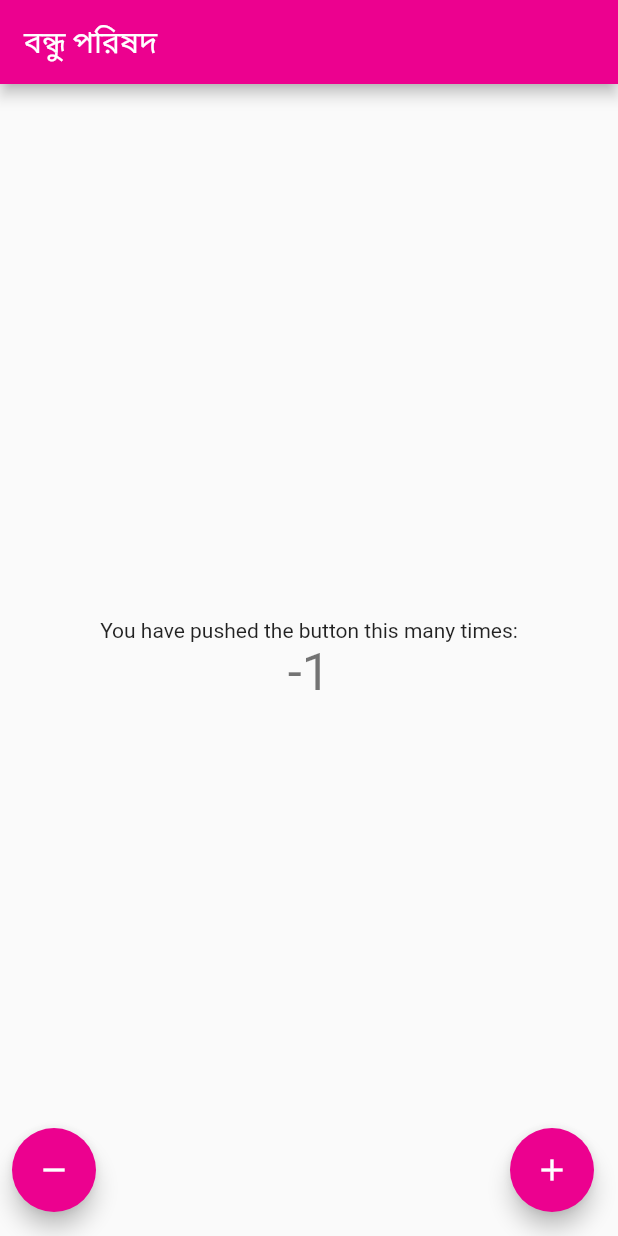
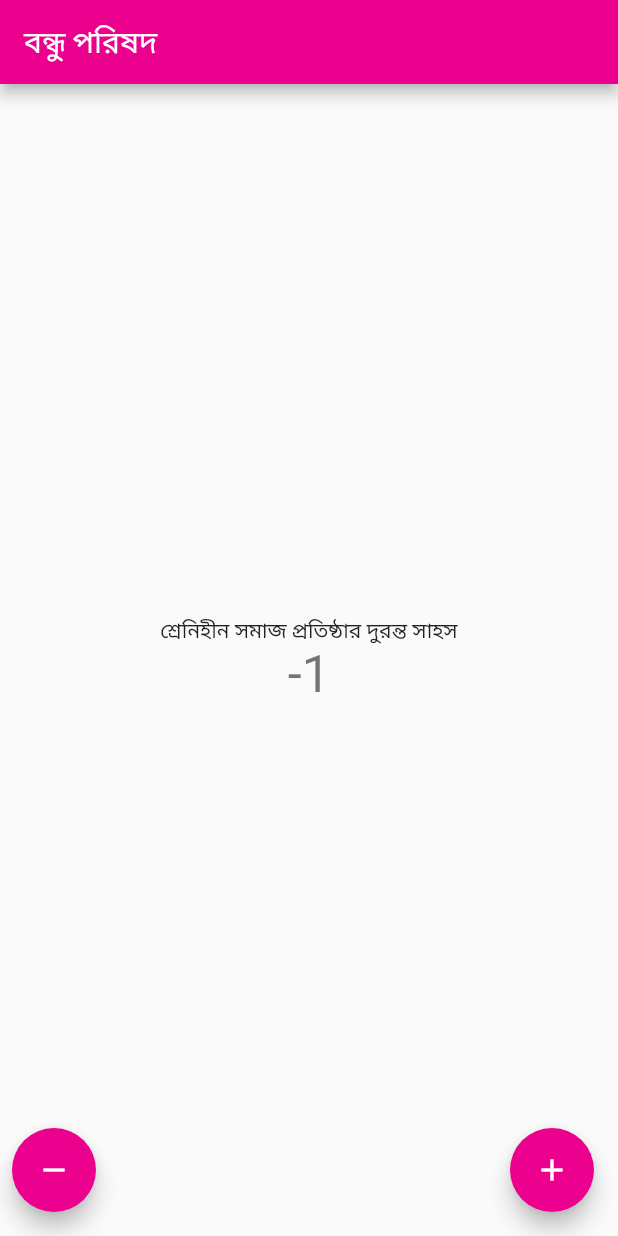
Before and after one commit to mnisiddique/friends_fraternity_app, a Flutter app: the screen it shows after launch, after a tap on the "remove" icon, on a phone screen of 412 x 824 dp. Run offline on Flutter 3.47's test engine with Material 2 defaults, Android fonts, the phone set to English and light mode, and no system bars.

Commit message:
Adds navigation.

```diff
--- /dev/null
+++ b/lib/core/utills/navigation/route_config.dart
@@ -0,0 +1,36 @@
+import 'package:flutter/material.dart';
+import 'package:friends_fraternity_app/core/utills/navigation/route_names.dart';
+import 'package:friends_fraternity_app/presentation/screen_exporter.dart';
+
+class RouteConfig {
+  RouteConfig._init();
+
+  static Route generateRoute(RouteSettings settings) {
+    switch (settings.name) {
+      case RouteNames.kLogin:
+        return _makeLoginRoute();
+      case RouteNames.kRegistration:
+        return _makeRegistrationRoute();
+    }
+    return _makeDefaultRoute();
+  }
+
+  static MaterialPageRoute _makeLoginRoute() {
+    return _buildRoute(LoginScreen(), RouteNames.kLogin);
+  }
+
+  static MaterialPageRoute _makeDefaultRoute() {
+    return _buildRoute(Scaffold(body: Text("Default Route")), "Default");
+  }
+
+  static MaterialPageRoute _makeRegistrationRoute() {
+    return _buildRoute(RegistrationScreen(), RouteNames.kRegistration);
+  }
+
+  static MaterialPageRoute _buildRoute(Widget child, String routeName) {
+    return MaterialPageRoute(
+      settings: RouteSettings(name: routeName),
+      builder: (context) => child,
+    );
+  }
+}
--- /dev/null
+++ b/lib/core/utills/navigation/route_names.dart
@@ -0,0 +1,5 @@
+class RouteNames {
+  RouteNames._init();
+  static const kLogin = "/";
+  static const kRegistration = "/Registration";
+}
--- a/lib/main.dart
+++ b/lib/main.dart
@@ -1,5 +1,6 @@
 import 'package:flutter/material.dart';
-import 'package:friends_fraternity_app/core/res/resource.dart';
+import 'package:friends_fraternity_app/core/utills/navigation/route_config.dart';
+import 'package:friends_fraternity_app/core/utills/res/resource.dart';
 
 void main() {
   runApp(const FriendsFraternityApp());
@@ -13,81 +14,10 @@ class FriendsFraternityApp extends StatelessWidget {
     return MaterialApp(
       title: StringRes.title,
       debugShowCheckedModeBanner: false,
+      onGenerateRoute: RouteConfig.generateRoute,
       theme: ThemeData(
         primarySwatch: ColorRes.pink,
       ),
-      home: const MyHomePage(title: StringRes.title),
     );
   }
 }
-
-class MyHomePage extends StatefulWidget {
-  const MyHomePage({Key? key, required this.title}) : super(key: key);
-
-  final String title;
-
-  @override
-  State<MyHomePage> createState() => _MyHomePageState();
-}
-
-class _MyHomePageState extends State<MyHomePage> {
-  int _counter = 0;
-
-  void _incrementCounter() {
-    setState(() {
-      _counter++;
-    });
-  }
-
-  void _decrementCounter() {
-    setState(() {
-      _counter--;
-    });
-  }
-
-  @override
-  Widget build(BuildContext context) {
-    return Scaffold(
-      appBar: AppBar(
-        title: Text(widget.title),
-      ),
-      body: Center(
-        child: Column(
-          mainAxisAlignment: MainAxisAlignment.center,
-          children: <Widget>[
-            const Text(
-              'You have pushed the button this many times:',
-            ),
-            Text(
-              '$_counter',
-              style: Theme.of(context).textTheme.headline4,
-            ),
-          ],
-        ),
-      ),
-      floatingActionButton: Padding(
-        padding: const EdgeInsets.only(left: 24.0),
-        child: Row(
-          mainAxisAlignment: MainAxisAlignment.spaceBetween,
-          children: [
-            FloatingActionButton(
-              onPressed: _decrementCounter,
-              tooltip: 'Decrement',
-              child: const Icon(Icons.remove),
-            ),
-            FloatingActionButton(
-              onPressed: _incrementCounter,
-              tooltip: 'Increment',
-              child: const Icon(Icons.add),
-            ),
-          ],
-        ),
-      ),
-      // floatingActionButton: FloatingActionButton(
-      //   onPressed: _incrementCounter,
-      //   tooltip: 'Increment',
-      //   child: const Icon(Icons.add),
-      // ),
-    );
-  }
-}
--- /dev/null
+++ b/lib/presentation/screen_exporter.dart
@@ -0,0 +1,2 @@
+export './screens/login/login_screen.dart';
+export './screens/registration/registration_screen.dart';
--- /dev/null
+++ b/lib/presentation/screens/login/login_screen.dart
@@ -0,0 +1,79 @@
+import 'package:flutter/material.dart';
+import 'package:friends_fraternity_app/core/utills/navigation/route_names.dart';
+import 'package:friends_fraternity_app/core/utills/res/string.dart';
+
+class LoginScreen extends StatelessWidget {
+  @override
+  Widget build(BuildContext context) {
+    return MyHomePage(title: StringRes.title);
+  }
+}
+
+class MyHomePage extends StatefulWidget {
+  const MyHomePage({Key? key, required this.title}) : super(key: key);
+
+  final String title;
+
+  @override
+  State<MyHomePage> createState() => _MyHomePageState();
+}
+
+class _MyHomePageState extends State<MyHomePage> {
+  int _counter = 0;
+
+  void _incrementCounter() {
+    setState(() {
+      _counter++;
+    });
+  }
+
+  void _decrementCounter() {
+    // Navigator.pushNamed(context, RouteNames.kRegistration);
+    setState(() {
+      _counter--;
+    });
+  }
+
+  @override
+  Widget build(BuildContext context) {
+    return Scaffold(
+      appBar: AppBar(
+        title: Text(widget.title),
+      ),
+      body: Center(
+        child: Column(
+          mainAxisAlignment: MainAxisAlignment.center,
+          children: <Widget>[
+            const Text(
+              StringRes.moto,
+            ),
+            Text(
+              '$_counter',
+              style: Theme.of(context).textTheme.headline4,
+            ),
+          ],
+        ),
+      ),
+      floatingActionButton: Padding(
+        padding: const EdgeInsets.only(left: 24.0),
+        child: Row(
+          mainAxisAlignment: MainAxisAlignment.spaceBetween,
+          children: [
+            FloatingActionButton(
+              heroTag: "Decrement",
+              onPressed: _decrementCounter,
+              tooltip: 'Decrement',
+              child: const Icon(Icons.remove),
+            ),
+            FloatingActionButton(
+              heroTag: "Increment",
+              onPressed: _incrementCounter,
+              tooltip: 'Increment',
+              child: const Icon(Icons.add),
+            ),
+          ],
+        ),
+      ),
+    );
+  }
+}
--- /dev/null
+++ b/lib/presentation/screens/registration/registration_screen.dart
@@ -0,0 +1,11 @@
+import 'package:flutter/material.dart';
+
+class RegistrationScreen extends StatelessWidget {
+  @override
+  Widget build(BuildContext context) {
+    return Scaffold(
+      appBar: AppBar(title: Text("Registration")),
+      body: Text("Registration Screen"),
+    );
+  }
+}
```
Also changed, not shown: lib/core/utills/res/color.dart (renamed from lib/core/res/color.dart), lib/core/utills/res/image.dart (renamed from lib/core/res/image.dart), lib/core/utills/res/resource.dart (renamed from lib/core/res/resource.dart), lib/core/utills/res/string.dart (renamed from lib/core/res/string.dart), lib/core/utills/res/style.dart (added), lib/presentation/cubit_exporter.dart (added), lib/presentation/widget_exporter.dart (added).
